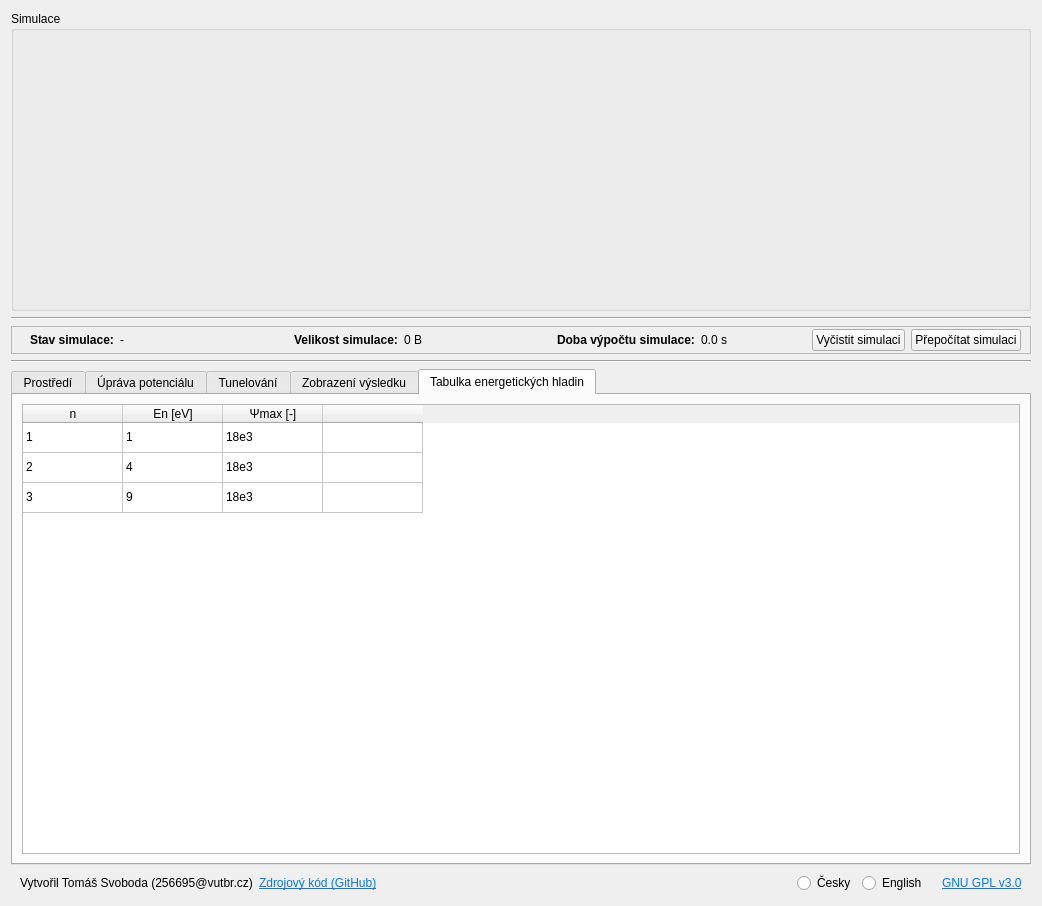
Qt form mainWindow.ui (TomZMarsu/NanotechnologieSchrodinger) before a commit.
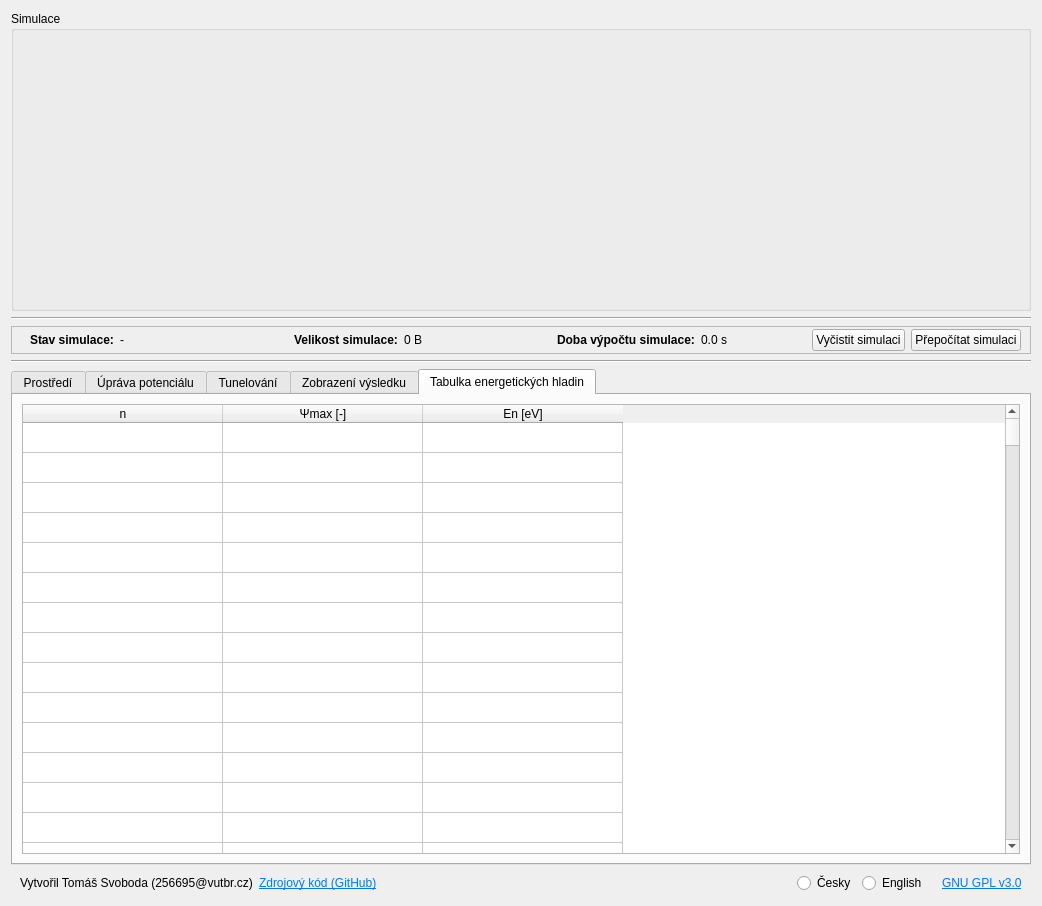
The same form after that commit. The open tabs and pages were chosen to show the change.

What changed in the file:
```diff
--- a/mainWindow.ui
+++ b/mainWindow.ui
@@ -1625,14 +1625,525 @@
       <layout class="QVBoxLayout" name="verticalLayout_16">
        <item>
         <widget class="QTableWidget" name="tableWidget">
+         <property name="layoutDirection">
+          <enum>Qt::LayoutDirection::LeftToRight</enum>
+         </property>
+         <property name="sortingEnabled">
+          <bool>true</bool>
+         </property>
+         <property name="rowCount">
+          <number>500</number>
+         </property>
+         <attribute name="horizontalHeaderDefaultSectionSize">
+          <number>200</number>
+         </attribute>
+         <attribute name="horizontalHeaderShowSortIndicator" stdset="0">
+          <bool>true</bool>
+         </attribute>
+         <attribute name="horizontalHeaderStretchLastSection">
+          <bool>false</bool>
+         </attribute>
          <attribute name="verticalHeaderVisible">
           <bool>false</bool>
          </attribute>
-         <row>
-          <property name="text">
-           <string notr="true">3</string>
-          </property>
-         </row>
+         <row/>
+         <row/>
+         <row/>
+         <row/>
+         <row/>
+         <row/>
+         <row/>
+         <row/>
+         <row/>
+         <row/>
+         <row/>
+         <row/>
+         <row/>
+         <row/>
+         <row/>
+         <row/>
+         <row/>
+         <row/>
+         <row/>
+         <row/>
+         <row/>
+         <row/>
+         <row/>
+         <row/>
+         <row/>
+         <row/>
+         <row/>
+         <row/>
+         <row/>
+         <row/>
+         <row/>
+         <row/>
+         <row/>
+         <row/>
+         <row/>
+         <row/>
+         <row/>
+         <row/>
+         <row/>
+         <row/>
+         <row/>
+         <row/>
+         <row/>
+         <row/>
+         <row/>
+         <row/>
+         <row/>
+         <row/>
+         <row/>
+         <row/>
+         <row/>
+         <row/>
+         <row/>
+         <row/>
+         <row/>
+         <row/>
+         <row/>
+         <row/>
+         <row/>
+         <row/>
+         <row/>
+         <row/>
+         <row/>
+         <row/>
+         <row/>
+         <row/>
+         <row/>
+         <row/>
+         <row/>
+         <row/>
+         <row/>
+         <row/>
+         <row/>
+         <row/>
+         <row/>
+         <row/>
+         <row/>
+         <row/>
+         <row/>
+         <row/>
+         <row/>
+         <row/>
+         <row/>
+         <row/>
+         <row/>
+         <row/>
+         <row/>
+         <row/>
+         <row/>
+         <row/>
+         <row/>
+         <row/>
+         <row/>
+         <row/>
+         <row/>
+         <row/>
+         <row/>
+         <row/>
+         <row/>
+         <row/>
+         <row/>
+         <row/>
+         <row/>
+         <row/>
+         <row/>
+         <row/>
+         <row/>
+         <row/>
+         <row/>
+         <row/>
+         <row/>
+         <row/>
+         <row/>
+         <row/>
+         <row/>
+         <row/>
+         <row/>
+         <row/>
+         <row/>
+         <row/>
+         <row/>
+         <row/>
+         <row/>
+         <row/>
+         <row/>
+         <row/>
+         <row/>
+         <row/>
+         <row/>
+         <row/>
+         <row/>
+         <row/>
+         <row/>
+         <row/>
+         <row/>
+         <row/>
+         <row/>
+         <row/>
+         <row/>
+         <row/>
+         <row/>
+         <row/>
+         <row/>
+         <row/>
+         <row/>
+         <row/>
+         <row/>
+         <row/>
+         <row/>
+         <row/>
+         <row/>
+         <row/>
+         <row/>
+         <row/>
+         <row/>
+         <row/>
+         <row/>
+         <row/>
+         <row/>
+         <row/>
+         <row/>
+         <row/>
+         <row/>
+         <row/>
+         <row/>
+         <row/>
+         <row/>
+         <row/>
+         <row/>
+         <row/>
+         <row/>
+         <row/>
+         <row/>
+         <row/>
+         <row/>
+         <row/>
+         <row/>
+         <row/>
+         <row/>
+         <row/>
+         <row/>
+         <row/>
+         <row/>
+         <row/>
+         <row/>
+         <row/>
+         <row/>
+         <row/>
+         <row/>
+         <row/>
+         <row/>
+         <row/>
+         <row/>
+         <row/>
+         <row/>
+         <row/>
+         <row/>
+         <row/>
+         <row/>
+         <row/>
+         <row/>
+         <row/>
+         <row/>
+         <row/>
+         <row/>
+         <row/>
+         <row/>
+         <row/>
+         <row/>
+         <row/>
+         <row/>
+         <row/>
+         <row/>
+         <row/>
+         <row/>
+         <row/>
+         <row/>
+         <row/>
+         <row/>
+         <row/>
+         <row/>
+         <row/>
+         <row/>
+         <row/>
+         <row/>
+         <row/>
+         <row/>
+         <row/>
+         <row/>
+         <row/>
+         <row/>
+         <row/>
+         <row/>
+         <row/>
+         <row/>
+         <row/>
+         <row/>
+         <row/>
+         <row/>
+         <row/>
+         <row/>
+         <row/>
+         <row/>
+         <row/>
+         <row/>
+         <row/>
+         <row/>
+         <row/>
+         <row/>
+         <row/>
+         <row/>
+         <row/>
+         <row/>
+         <row/>
+         <row/>
+         <row/>
+         <row/>
+         <row/>
+         <row/>
+         <row/>
+         <row/>
+         <row/>
+         <row/>
+         <row/>
+         <row/>
+         <row/>
+         <row/>
+         <row/>
+         <row/>
+         <row/>
+         <row/>
+         <row/>
+         <row/>
+         <row/>
+         <row/>
+         <row/>
+         <row/>
+         <row/>
+         <row/>
+         <row/>
+         <row/>
+         <row/>
+         <row/>
+         <row/>
+         <row/>
+         <row/>
+         <row/>
+         <row/>
+         <row/>
+         <row/>
+         <row/>
+         <row/>
+         <row/>
+         <row/>
+         <row/>
+         <row/>
+         <row/>
+         <row/>
+         <row/>
+         <row/>
+         <row/>
+         <row/>
+         <row/>
+         <row/>
+         <row/>
+         <row/>
+         <row/>
+         <row/>
+         <row/>
+         <row/>
+         <row/>
+         <row/>
+         <row/>
+         <row/>
+         <row/>
+         <row/>
+         <row/>
+         <row/>
+         <row/>
+         <row/>
+         <row/>
+         <row/>
+         <row/>
+         <row/>
+         <row/>
+         <row/>
+         <row/>
+         <row/>
+         <row/>
+         <row/>
+         <row/>
+         <row/>
+         <row/>
+         <row/>
+         <row/>
+         <row/>
+         <row/>
+         <row/>
+         <row/>
+         <row/>
+         <row/>
+         <row/>
+         <row/>
+         <row/>
+         <row/>
+         <row/>
+         <row/>
+         <row/>
+         <row/>
+         <row/>
+         <row/>
+         <row/>
+         <row/>
+         <row/>
+         <row/>
+         <row/>
+         <row/>
+         <row/>
+         <row/>
+         <row/>
+         <row/>
+         <row/>
+         <row/>
+         <row/>
+         <row/>
+         <row/>
+         <row/>
+         <row/>
+         <row/>
+         <row/>
+         <row/>
+         <row/>
+         <row/>
+         <row/>
+         <row/>
+         <row/>
+         <row/>
+         <row/>
+         <row/>
+         <row/>
+         <row/>
+         <row/>
+         <row/>
+         <row/>
+         <row/>
+         <row/>
+         <row/>
+         <row/>
+         <row/>
+         <row/>
+         <row/>
+         <row/>
+         <row/>
+         <row/>
+         <row/>
+         <row/>
+         <row/>
+         <row/>
+         <row/>
+         <row/>
+         <row/>
+         <row/>
+         <row/>
+         <row/>
+         <row/>
+         <row/>
+         <row/>
+         <row/>
+         <row/>
+         <row/>
+         <row/>
+         <row/>
+         <row/>
+         <row/>
+         <row/>
+         <row/>
+         <row/>
+         <row/>
+         <row/>
+         <row/>
+         <row/>
+         <row/>
+         <row/>
+         <row/>
+         <row/>
+         <row/>
+         <row/>
+         <row/>
+         <row/>
+         <row/>
+         <row/>
+         <row/>
+         <row/>
+         <row/>
+         <row/>
+         <row/>
+         <row/>
+         <row/>
+         <row/>
+         <row/>
+         <row/>
+         <row/>
+         <row/>
+         <row/>
+         <row/>
+         <row/>
+         <row/>
+         <row/>
+         <row/>
+         <row/>
+         <row/>
+         <row/>
+         <row/>
+         <row/>
+         <row/>
+         <row/>
+         <row/>
+         <row/>
+         <row/>
+         <row/>
+         <row/>
+         <row/>
+         <row/>
+         <row/>
+         <row/>
+         <row/>
+         <row/>
+         <row/>
+         <row/>
+         <row/>
+         <row/>
+         <row/>
+         <row/>
+         <row/>
+         <row/>
+         <row/>
+         <row/>
+         <row/>
+         <row/>
+         <row/>
+         <row/>
+         <row/>
+         <row/>
+         <row/>
+         <row/>
+         <row/>
+         <row/>
+         <row/>
+         <row/>
+         <row/>
+         <row/>
+         <row/>
+         <row/>
+         <row/>
+         <row/>
+         <row/>
+         <row/>
+         <row/>
          <row/>
          <row/>
          <column>
@@ -1640,11 +2151,6 @@
            <string>n</string>
           </property>
          </column>
-         <column>
-          <property name="text">
-           <string>En [eV]</string>
-          </property>
-         </column>
          <column>
           <property name="text">
            <string>Ψmax [-]</string>
@@ -1652,69 +2158,9 @@
          </column>
          <column>
           <property name="text">
-           <string/>
+           <string>En [eV]</string>
           </property>
          </column>
-         <item row="0" column="0">
-          <property name="text">
-           <string notr="true">1</string>
-          </property>
-         </item>
-         <item row="0" column="1">
-          <property name="text">
-           <string notr="true">1</string>
-          </property>
-         </item>
-         <item row="0" column="2">
-          <property name="text">
-           <string notr="true">18e3</string>
-          </property>
-         </item>
-         <item row="0" column="3">
-          <property name="text">
-           <string/>
-          </property>
-         </item>
-         <item row="1" column="0">
-          <property name="text">
-           <string notr="true">2</string>
-          </property>
-         </item>
-         <item row="1" column="1">
-          <property name="text">
-           <string notr="true">4</string>
-          </property>
-         </item>
-         <item row="1" column="2">
-          <property name="text">
-           <string notr="true">18e3</string>
-          </property>
-         </item>
-         <item row="1" column="3">
-          <property name="text">
-           <string/>
-          </property>
-         </item>
-         <item row="2" column="0">
-          <property name="text">
-           <string notr="true">3</string>
-          </property>
-         </item>
-         <item row="2" column="1">
-          <property name="text">
-           <string notr="true">9</string>
-          </property>
-         </item>
-         <item row="2" column="2">
-          <property name="text">
-           <string notr="true">18e3</string>
-          </property>
-         </item>
-         <item row="2" column="3">
-          <property name="text">
-           <string/>
-          </property>
-         </item>
         </widget>
        </item>
       </layout>
```
Left out of the diff: 2 changed lines with no effect on the pictures.
